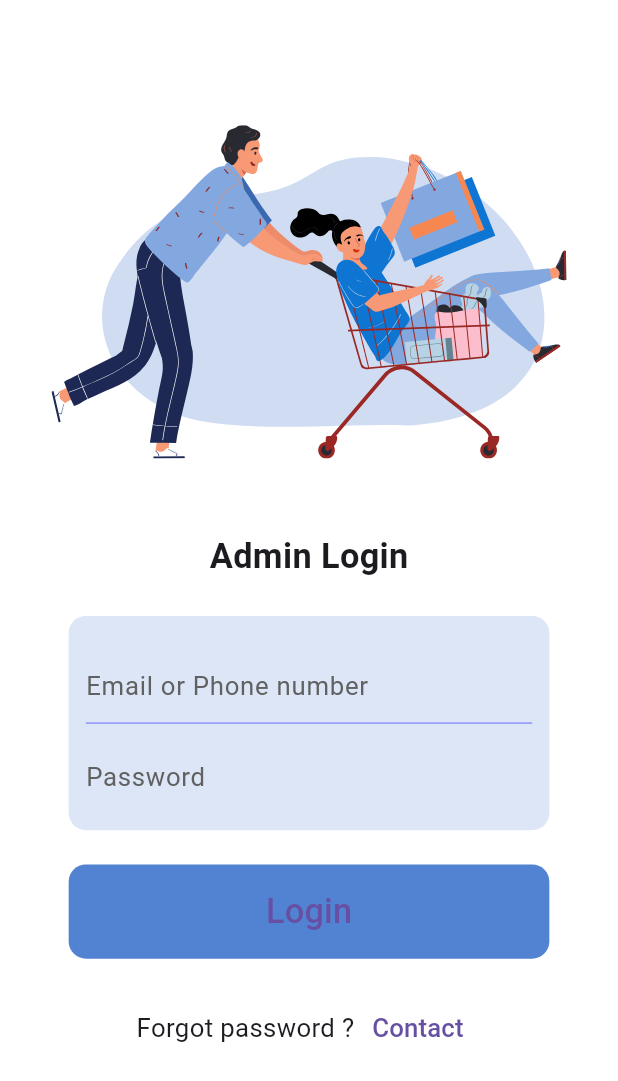
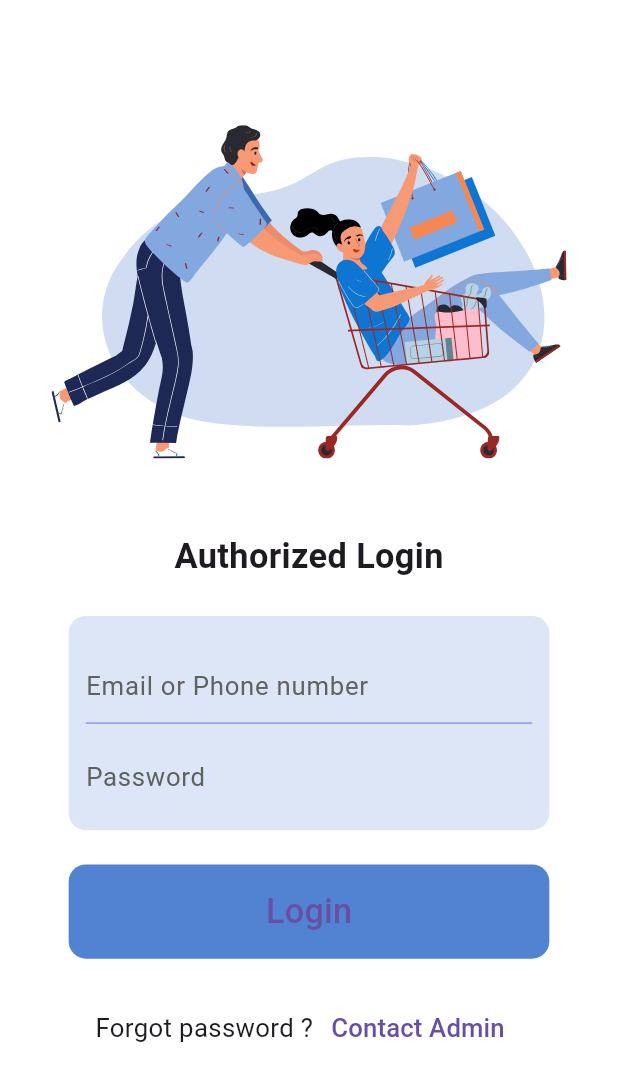
Before and after one commit to AbinayanRatna/shopping_mall_flutter, a Flutter app: the screen it shows after launch, on a phone screen of 412 x 824 dp. Shown: the top 1081 px of the screen. Run offline on Flutter 3.47's test engine with Material 3 defaults, Android fonts, the phone set to English and light mode, and no system bars; our stand-ins replace flutter_screenutil, flutter_svg.

Commit message:
login_page

```diff
--- a/lib/main.dart
+++ b/lib/main.dart
@@ -47,7 +47,7 @@ class _SelectUserPage extends State<SelectUserPage> {
               ),
             ),
             Padding(padding: EdgeInsets.only(top:20.w,bottom: 20.w),
-            child: Text("Admin Login",style: TextStyle(fontSize: 20.w,fontWeight: FontWeight.bold),),),
+            child: Text("Authorized Login",style: TextStyle(fontSize: 20.w,fontWeight: FontWeight.bold),),),
             Padding(
               padding: EdgeInsets.only(left: 40.w, right: 40.w),
               child: Container(
@@ -115,7 +115,7 @@ class _SelectUserPage extends State<SelectUserPage> {
               mainAxisAlignment: MainAxisAlignment.center,
               children: [
                 Text("Forgot password ?",style: TextStyle(fontSize: 15.w)),
-                TextButton(onPressed: (){},child: Text("Contact",style: TextStyle(fontSize: 15.w))),
+                TextButton(onPressed: (){},child: Text("Contact Admin",style: TextStyle(fontSize: 15.w))),
               ],
             )
           ],
```
